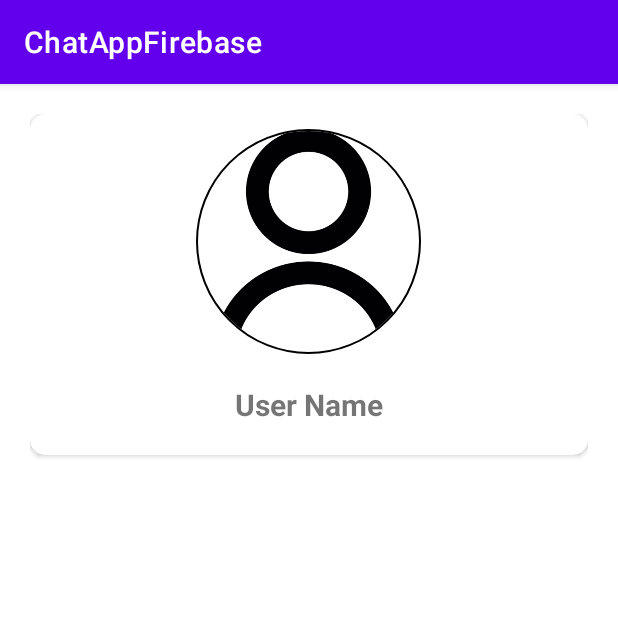
After one commit to GabrielHr00/AndroidStudio--ChatApp--Firebase-WhatsApp, an Android app: the fragment ProfileFragment shown on its own in the app's theme, on a phone screen of 412 x 824 dp, the top half of it. The commit adds this screen. Run offline under Robolectric (Android 15) with nearby library versions, the phone set to English and light mode, and no system bars; our stand-ins replace CircleImageView.

Commit message:
Fragments and viewpager2

```diff
--- a/ChatAppFirebase/app/build.gradle
+++ b/ChatAppFirebase/app/build.gradle
@@ -34,6 +34,7 @@ dependencies {
     implementation 'com.google.firebase:firebase-analytics'
     implementation 'com.google.firebase:firebase-auth'
     implementation 'com.google.firebase:firebase-firestore'
+    implementation "androidx.viewpager2:viewpager2:1.0.0"
 
     implementation 'androidx.appcompat:appcompat:1.3.1'
     implementation 'com.google.android.material:material:1.4.0'
@@ -41,6 +42,8 @@ dependencies {
     implementation 'androidx.annotation:annotation:1.2.0'
     implementation 'androidx.lifecycle:lifecycle-livedata-ktx:2.3.0'
     implementation 'androidx.lifecycle:lifecycle-viewmodel-ktx:2.3.0'
+    implementation 'androidx.legacy:legacy-support-v4:1.0.0'
+    implementation 'androidx.viewpager2:viewpager2:1.0.0'
 
     testImplementation 'junit:junit:4.+'
     androidTestImplementation 'androidx.test.ext:junit:1.1.3'
--- /dev/null
+++ b/ChatAppFirebase/app/src/main/java/com/example/chatappfirebase/Fragments/ProfileFragment.java
@@ -0,0 +1,20 @@
+package com.example.chatappfirebase.Fragments;
+
+import android.os.Bundle;
+
+import androidx.fragment.app.Fragment;
+
+import android.view.LayoutInflater;
+import android.view.View;
+import android.view.ViewGroup;
+
+import com.example.chatappfirebase.R;
+
+public class ProfileFragment extends Fragment {
+
+    @Override
+    public View onCreateView(LayoutInflater inflater, ViewGroup container,
+                             Bundle savedInstanceState) {
+        return inflater.inflate(R.layout.fragment_profile, container, false);
+    }
+}
--- /dev/null
+++ b/ChatAppFirebase/app/src/main/res/layout/fragment_profile.xml
@@ -0,0 +1,47 @@
+<?xml version="1.0" encoding="utf-8"?>
+<RelativeLayout xmlns:android="http://schemas.android.com/apk/res/android"
+    xmlns:tools="http://schemas.android.com/tools"
+    android:layout_width="match_parent"
+    android:layout_height="match_parent"
+    xmlns:app="http://schemas.android.com/apk/res-auto"
+    android:padding="20dp"
+    tools:context=".Fragments.ProfileFragment">
+
+    <androidx.cardview.widget.CardView
+        android:layout_width="match_parent"
+        app:cardCornerRadius="10dp"
+        cardElevation="10dp"
+        android:layout_height="wrap_content">
+
+
+        <RelativeLayout
+            android:layout_width="match_parent"
+            android:layout_height="match_parent">
+
+            <de.hdodenhof.circleimageview.CircleImageView
+                android:layout_width="150dp"
+                android:layout_height="150dp"
+                android:layout_centerHorizontal="true"
+                android:src="@drawable/user"
+                app:civ_border_color="@android:color/black"
+                app:civ_border_width="1dp"
+                android:layout_marginTop="10dp"
+                android:id="@+id/profile_frag_image"/>
+
+
+            <TextView
+                android:layout_width="wrap_content"
+                android:layout_height="wrap_content"
+                android:layout_below="@id/profile_frag_image"
+                android:layout_margin="20dp"
+                android:layout_centerHorizontal="true"
+                android:text="User Name"
+                android:textSize="20sp"
+                android:id="@+id/username_profile_frag"
+                android:textStyle="bold"/>
+
+        </RelativeLayout>
+
+    </androidx.cardview.widget.CardView>
+
+</RelativeLayout>
--- a/ChatAppFirebase/app/src/main/res/values/strings.xml
+++ b/ChatAppFirebase/app/src/main/res/values/strings.xml
@@ -9,4 +9,6 @@
     <string name="invalid_username">Not a valid username</string>
     <string name="invalid_password">Password must be >5 characters</string>
     <string name="login_failed">"Login failed"</string>
+    <!-- TODO: Remove or change this placeholder text -->
+    <string name="hello_blank_fragment">Hello blank fragment</string>
 </resources>
```
Also changed, not shown: ChatAppFirebase/app/src/main/java/com/example/chatappfirebase/Fragments/ChatsFragment.java (added, +21 -0 lines), ChatAppFirebase/app/src/main/java/com/example/chatappfirebase/Fragments/UsersFragment.java (added, +22 -0 lines), ChatAppFirebase/app/src/main/java/com/example/chatappfirebase/MainActivity.java (+89 -0 lines), ChatAppFirebase/app/src/main/res/layout/activity_main.xml (+15 -0 lines), ChatAppFirebase/app/src/main/res/layout/fragment_chats.xml (added, +14 -0 lines), ChatAppFirebase/app/src/main/res/layout/fragment_users.xml (added, +14 -0 lines), ChatAppFirebase/app/src/main/res/drawable/user.png (added), ChatAppFirebase/gradle/wrapper/gradle-wrapper.properties.
